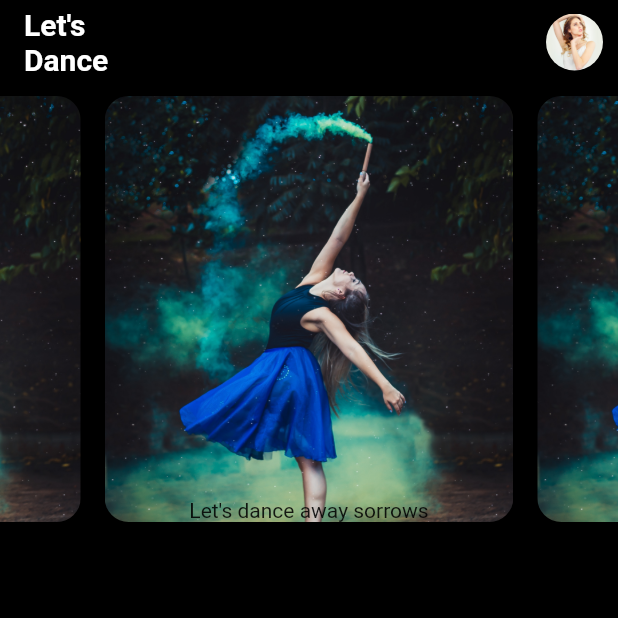
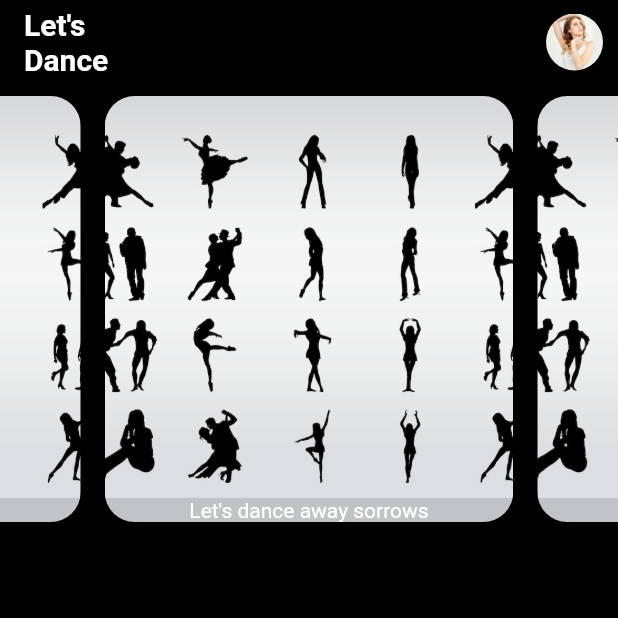
Before and after one commit to Olaitan12/Dance-App, a Flutter app: the screen it shows after launch, after a tap on "Let's Dance", on a phone screen of 412 x 824 dp, the top half of it. Run offline on Flutter 3.47's test engine with Material 2 defaults, Android fonts, the phone set to English and light mode, and no system bars; our stand-ins replace flutter_swiper.

```diff
--- a/lib/main.dart
+++ b/lib/main.dart
@@ -38,7 +38,7 @@ class _SplashScreenState extends State<SplashScreen> {
       body: Container(
         decoration: BoxDecoration(
           image: DecorationImage(
-            image: AssetImage("assets/splash.jpeg"),
+            image: AssetImage("assets/chaperone.jpg"),
             fit: BoxFit.cover
           ),
         ),
@@ -93,7 +93,7 @@ class HomeScreen extends StatelessWidget {
                     height: 100.0,
                   ),
                   Padding(
-                    padding: const EdgeInsets.only(top: 12.0, right: 12.0, left: 12.0, bottom: 13.0),
+                    padding: const EdgeInsets.all(9.0),
                     child: FlatButton.icon(
                       icon: Icon(Icons.send),
                       label: Text("Let's Dance",),
@@ -123,7 +123,6 @@ class LetsDance extends StatefulWidget {
 }
 
 class _LetsDanceState extends State<LetsDance> {
-
   @override
   Widget build(BuildContext context) {
     return Scaffold(
@@ -190,21 +189,25 @@ class _LetsDanceState extends State<LetsDance> {
                         children: <Widget>[
                           Positioned.fill(
                             child: ClipRRect(
-                              borderRadius: BorderRadius.circular(16.0),
-                              child: Image.asset('assets/chaperone.jpg',
+                              borderRadius: BorderRadius.circular(20.0),
+                              child: Image.asset('assets/hehehe.jpg',
                                 fit: BoxFit.cover))),
                           Positioned(
                             bottom: 0,
                             left: 0,
                             right: 0,
                             child: Container(
-                              child: Text("Let's dance away sorrows",
+                              color: Colors.black12,
+                              child: Text(
+                                "Let's dance away sorrows",
+                                style: TextStyle(
+                                  color: Colors.white),
                               textAlign: TextAlign.center,),
                             ),
                           )
                         ],
+                      ),
                     ),
-                      ),
                   );
                 },
               ),
```
Also changed, not shown: pubspec.yaml (+8 -6 lines), assets/hehehe.jpg (added), assets/lalala.jpg (added), fonts/AbrilFatface-Regular.ttf (added).
